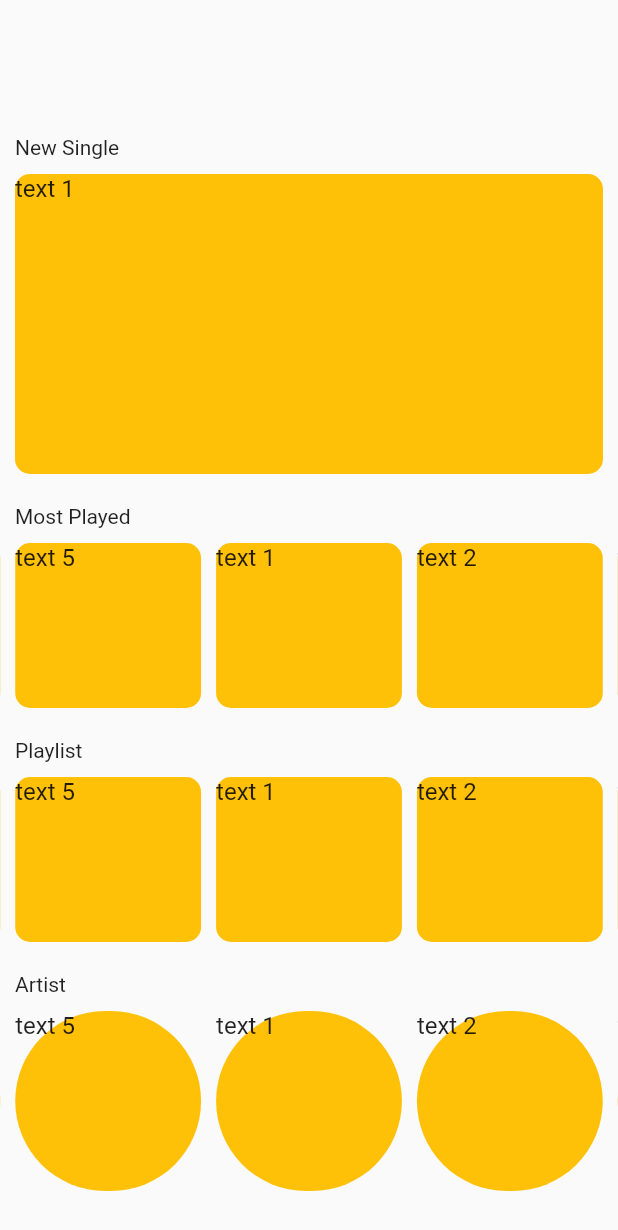
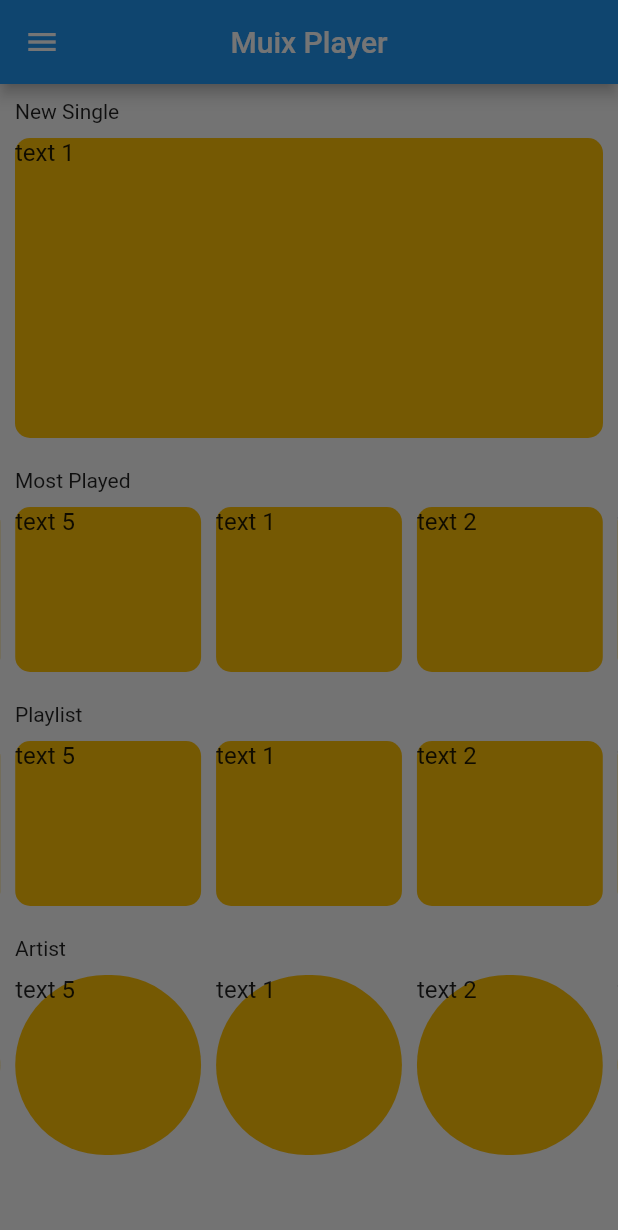
Before and after one commit to villarJM/muix_player, a Flutter app: the screen it shows after launch, with the side drawer open (before the commit the screen has no drawer), on a phone screen of 412 x 824 dp. Shown: the top 1230 px of the screen. Run offline on Flutter 3.47's test engine with Material 2 defaults, Android fonts, the phone set to English and light mode, and no system bars; drawn by our look-alikes of carousel_slider.

Commit message:
implementation of the appbar and sidebar

```diff
--- a/lib/presentation/screen/dashboard/dashboard_player.dart
+++ b/lib/presentation/screen/dashboard/dashboard_player.dart
@@ -1,17 +1,23 @@
 import 'package:carousel_slider/carousel_slider.dart';
 import 'package:flutter/material.dart';
+import 'package:muix_player/presentation/screen/widgets/side_menu.dart';
 
 class DashboardPlayer extends StatelessWidget {
   const DashboardPlayer({Key? key}) : super(key: key);
 
   @override
   Widget build(BuildContext context) {
-    return const Scaffold(
-      body: SingleChildScrollView(
+    return Scaffold(
+      appBar: AppBar(
+        centerTitle: true,
+        title: const Text('Muix Player'),
+      ),
+      body: const SingleChildScrollView(
         child: Column(
           children: [
+
             // Title Carousel
-            _TitleCarousel(left: 10, top: 90, title: 'New Single',),
+            _TitleCarousel(left: 10, top: 10, title: 'New Single',),
             // Carousel Card New Single Music
             SizedBox(height: 10,),
             CarouselCardNewMusic(height: 200.0, viewportFraction: 1.0, isEnLargeCenterPage: true, marginHorizontal: 10.0, borderRadio: 10.0,),
@@ -39,6 +45,7 @@ class DashboardPlayer extends StatelessWidget {
           ],
         ),
       ),
+      drawer: const SideMenu(),
     );
   }
 }
--- /dev/null
+++ b/lib/presentation/screen/widgets/side_menu.dart
@@ -0,0 +1,9 @@
+import 'package:flutter/material.dart';
+class SideMenu extends StatelessWidget {
+const SideMenu({ Key? key }) : super(key: key);
+
+  @override
+  Widget build(BuildContext context){
+    return Container();
+  }
+}
```
